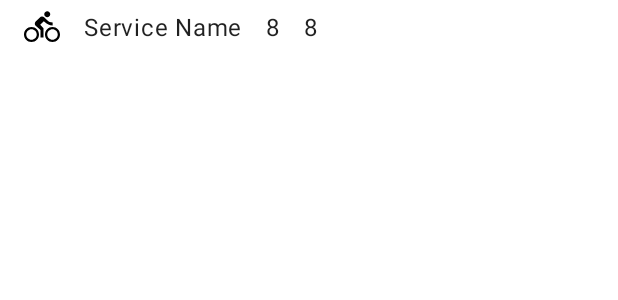
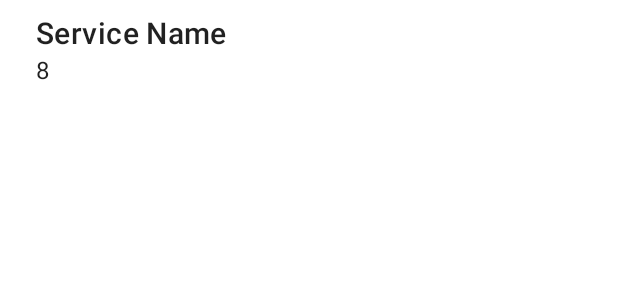
Before and after one commit to joreilly/BikeShare, an Android app: the layout station_list_item.xml on its own in the app's theme, with its tools: preview values and no code run, on a phone screen of 412 x 824 dp. Shown: the top 300 px of the screen. Run offline under Robolectric (Android 15) with nearby library versions, the phone set to English and light mode, and no system bars.

Commit message:
initial changes

```diff
--- a/app/src/main/java/com/surrus/bikeshare/ui/home/HomeViewModel.kt
+++ b/app/src/main/java/com/surrus/bikeshare/ui/bikeshare/BikeShareViewModel.kt
@@ -1,17 +1,16 @@
-package com.surrus.bikeshare.ui.home
+package com.surrus.bikeshare.ui.bikeshare
 
 import android.util.Log
 import androidx.lifecycle.MutableLiveData
 import androidx.lifecycle.ViewModel
 import androidx.lifecycle.viewModelScope
-import com.surrus.common.remote.CityBikesApi
 import com.surrus.common.remote.Station
 import com.surrus.common.repository.CityBikesRepository
 import kotlinx.coroutines.Dispatchers
 import kotlinx.coroutines.delay
 import kotlinx.coroutines.launch
 
-class HomeViewModel : ViewModel() {
+class BikeShareViewModel : ViewModel() {
     val stations = MutableLiveData<List<Station>>()
     private val cityBikesRepository = CityBikesRepository()
 
@@ -20,7 +19,6 @@ class HomeViewModel : ViewModel() {
         Log.d("BikeShare", "starting job")
         val job = viewModelScope.launch(Dispatchers.IO) {
             while (true) {
-                //val result = repo.fetchBikeShareInfo("oslo-bysykkel")
                 val network = cityBikesRepository.fetchBikeShareInfo("galway")
 
                 if (stations.value != null) {
--- a/app/src/main/res/layout/station_list_item.xml
+++ b/app/src/main/res/layout/station_list_item.xml
@@ -2,35 +2,24 @@
 <LinearLayout
     xmlns:android="http://schemas.android.com/apk/res/android"
     android:layout_width="match_parent"
-    android:layout_height="36dp"
+    android:layout_height="wrap_content"
+    android:padding="8dp"
     xmlns:tools="http://schemas.android.com/tools"
     android:background="?android:attr/selectableItemBackground"
     android:gravity="center_vertical"
+    android:orientation="vertical"
     >
 
-  <ImageView
-      android:src="@drawable/ic_bike"
-      android:layout_marginStart="16dp"
-      android:layout_width="wrap_content"
-      android:layout_height="wrap_content"/>
 
   <TextView
       android:id="@+id/stationName"
-      android:textAppearance="?attr/textAppearanceBody1"
+      android:textAppearance="?attr/textAppearanceHeadline6"
       android:layout_width="wrap_content"
       android:layout_height="wrap_content"
       android:layout_marginStart="16dp"
       tools:text="Service Name"
       />
 
-  <TextView
-      android:id="@+id/emptySlots"
-      android:textAppearance="?attr/textAppearanceBody1"
-      android:layout_width="wrap_content"
-      android:layout_height="wrap_content"
-      android:layout_marginStart="16dp"
-      tools:text="8"
-      />
 
   <TextView
       android:id="@+id/freeBikes"
--- a/app/src/main/res/menu/bottom_nav_menu.xml
+++ b/app/src/main/res/menu/bottom_nav_menu.xml
@@ -11,9 +11,5 @@
         android:icon="@drawable/ic_dashboard_black_24dp"
         android:title="@string/title_dashboard" />
 
-    <item
-        android:id="@+id/navigation_notifications"
-        android:icon="@drawable/ic_notifications_black_24dp"
-        android:title="@string/title_notifications" />
 
 </menu>
--- a/app/src/main/res/navigation/mobile_navigation.xml
+++ b/app/src/main/res/navigation/mobile_navigation.xml
@@ -7,7 +7,7 @@
 
     <fragment
         android:id="@+id/navigation_home"
-        android:name="com.surrus.bikeshare.ui.home.HomeFragment"
+        android:name="com.surrus.bikeshare.ui.bikeshare.BikeShareStationListFragment"
         android:label="@string/title_home"
         tools:layout="@layout/fragment_home" />
 
--- a/common/build.gradle
+++ b/common/build.gradle
@@ -70,8 +70,8 @@ kotlin {
             implementation "org.jetbrains.kotlinx:kotlinx-serialization-runtime-common:${Versions.kotlinxSerialization}"
 
             // SQL Delight
-//            implementation "com.squareup.sqldelight:runtime:${Versions.sqlDelight}"
-//            implementation "com.squareup.sqldelight:coroutines-extensions:${Versions.sqlDelight}"
+            implementation "com.squareup.sqldelight:runtime:${Versions.sqlDelight}"
+            implementation "com.squareup.sqldelight:coroutines-extensions:${Versions.sqlDelight}"
         }
 
         androidMain.dependencies {
--- a/common/src/commonMain/kotlin/com/surrus/common/remote/CityBikesApi.kt
+++ b/common/src/commonMain/kotlin/com/surrus/common/remote/CityBikesApi.kt
@@ -21,7 +21,9 @@ data class Network(val id: String, val name: String, val stations: List<Station>
 data class Station(val id: String,
                    val name: String,
                    @SerialName("empty_slots") val emptySlots: Int,
-                   @SerialName("free_bikes") val freeBikes: Int
+                   @SerialName("free_bikes") val freeBikes: Int,
+                   val latitude: Double,
+                   val longitude: Double
                    )
 
 
```
Also changed, not shown: app/build.gradle (+7 -3 lines), app/src/main/java/com/surrus/bikeshare/ui/bikeshare/BikeShareStationListFragment.kt (renamed from app/src/main/java/com/surrus/bikeshare/ui/home/HomeFragment.kt, +9 -9 lines), app/src/main/java/com/surrus/bikeshare/ui/notifications/NotificationsFragment.kt (deleted, +0 -31 lines), app/src/main/java/com/surrus/bikeshare/ui/notifications/NotificationsViewModel.kt (deleted, +0 -13 lines), 5 other files.
